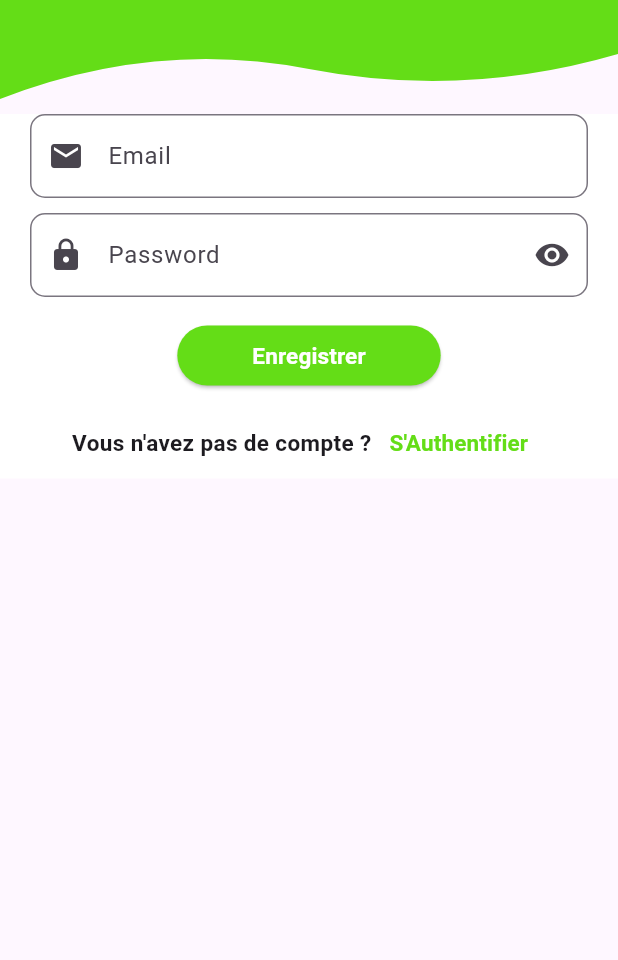
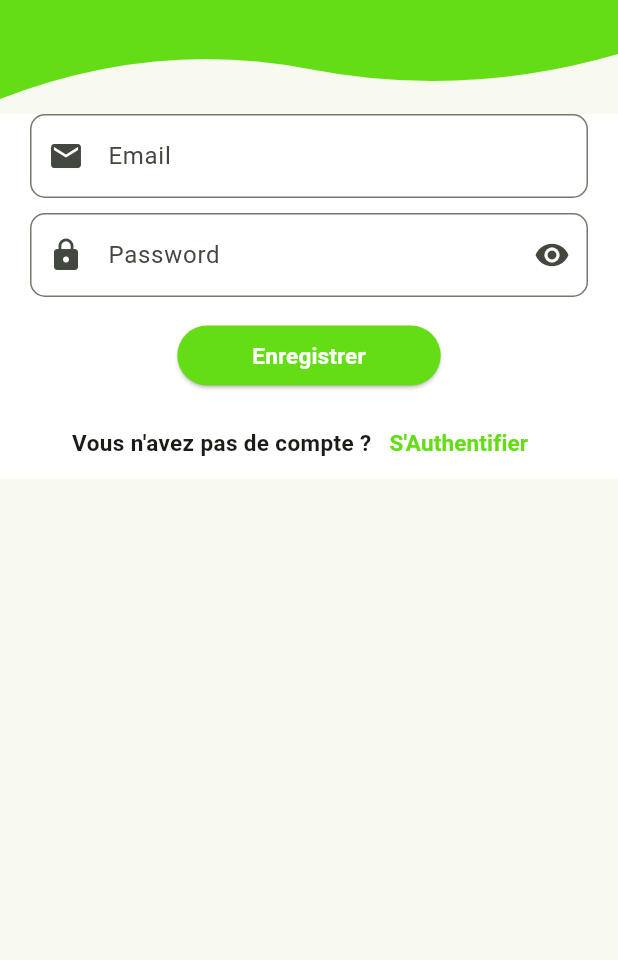
Before and after one commit to OmarDIOP0/tasker-app-force-n, a Flutter app: the screen it shows after launch, after a tap on "Commencer", on a phone screen of 412 x 824 dp, the part 276-1236 px from its top. Run offline on Flutter 3.47's test engine with Material 3 defaults, Android fonts, the light colour scheme and no system bars.

Commit message:
modification de la couleur du system chrome

```diff
--- a/lib/main.dart
+++ b/lib/main.dart
@@ -1,5 +1,6 @@
 import 'package:flutter/material.dart';
 import 'package:flutter/services.dart';
+import 'package:tasker/constantes/colors.dart';
 import 'package:tasker/screen/home/home_page.dart';
 import 'package:tasker/screen/onboarding/onboarding.dart';
 import 'package:tasker/screen/register/register.dart';
@@ -12,12 +13,11 @@ class MyApp extends StatelessWidget {
   const MyApp({super.key});
   @override
   Widget build(BuildContext context) {
-    SystemChrome.setSystemUIOverlayStyle(const SystemUiOverlayStyle(statusBarColor: Colors.transparent));
     return MaterialApp(
       debugShowCheckedModeBanner: false,
       title: 'Tasker',
       theme: ThemeData(
-        colorScheme: ColorScheme.fromSeed(seedColor: Colors.deepPurple),
+        colorScheme: ColorScheme.fromSeed(seedColor: lightgreenColor),
         useMaterial3: true,
       ),
       home: const OnBoardingPage()
--- a/lib/screen/login/login.dart
+++ b/lib/screen/login/login.dart
@@ -1,4 +1,5 @@
 import 'package:flutter/material.dart';
+import 'package:flutter/services.dart';
 import 'package:tasker/constantes/colors.dart';
 import 'package:tasker/screen/register/register.dart';
 import 'package:tasker/widget/ui_appbar_form.dart';
@@ -19,13 +20,14 @@ class _LoginPageState extends State<LoginPage> {
 
   @override
   Widget build(BuildContext context) {
+    SystemChrome.setSystemUIOverlayStyle(const SystemUiOverlayStyle(statusBarColor:lightgreenColor));
     return Scaffold(
       appBar: const UIAppbarForm(text: "Connectez-vous pour acceder à vos taches"),
       body: SingleChildScrollView(
         child: Container(
-          margin: EdgeInsets.only(top:10),
+          margin: const EdgeInsets.only(top:10),
           width: MediaQuery.of(context).size.width*1,
-          decoration: BoxDecoration(
+          decoration: const BoxDecoration(
             color:Colors.white
           ),
           child: Form(
--- a/lib/screen/onboarding/onboarding.dart
+++ b/lib/screen/onboarding/onboarding.dart
@@ -1,4 +1,5 @@
 import 'package:flutter/material.dart';
+import 'package:flutter/services.dart';
 import 'package:tasker/screen/home/home_page.dart';
 import 'package:tasker/screen/login/login.dart';
 import 'package:tasker/screen/register/register.dart';
@@ -11,6 +12,7 @@ class OnBoardingPage extends StatelessWidget {
 
   @override
   Widget build(BuildContext context) {
+    SystemChrome.setSystemUIOverlayStyle(const SystemUiOverlayStyle(statusBarColor:Colors.white10));
     return Scaffold(
       body:SingleChildScrollView(
           child:Column(
--- a/lib/screen/register/register.dart
+++ b/lib/screen/register/register.dart
@@ -1,4 +1,5 @@
 import 'package:flutter/material.dart';
+import 'package:flutter/services.dart';
 import 'package:tasker/constantes/colors.dart';
 import 'package:tasker/screen/login/login.dart';
 import 'package:tasker/widget/application_name.dart';
@@ -23,6 +24,7 @@ class _RegisterPageState extends State<RegisterPage> {
 
   @override
   Widget build(BuildContext context) {
+    SystemChrome.setSystemUIOverlayStyle(const SystemUiOverlayStyle(statusBarColor:lightgreenColor));
     return Scaffold(
       backgroundColor: Colors.white,
       appBar:const UIAppbarForm(text: "Rejoignez-nous et simplifiez vos tâches"),
```
